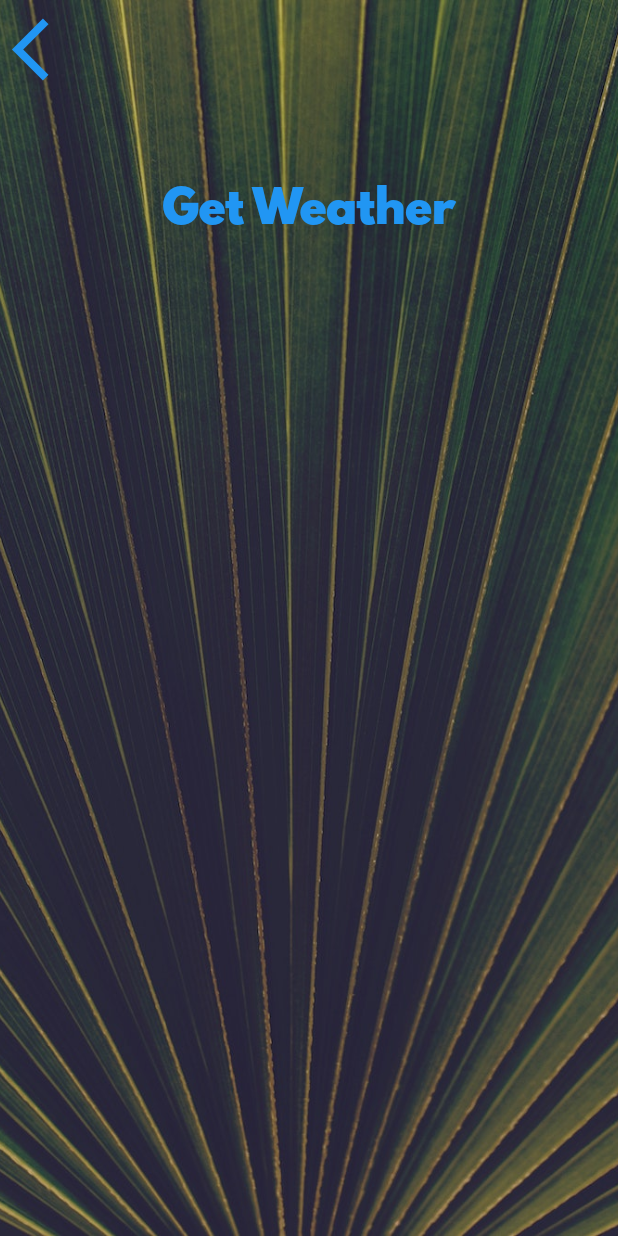
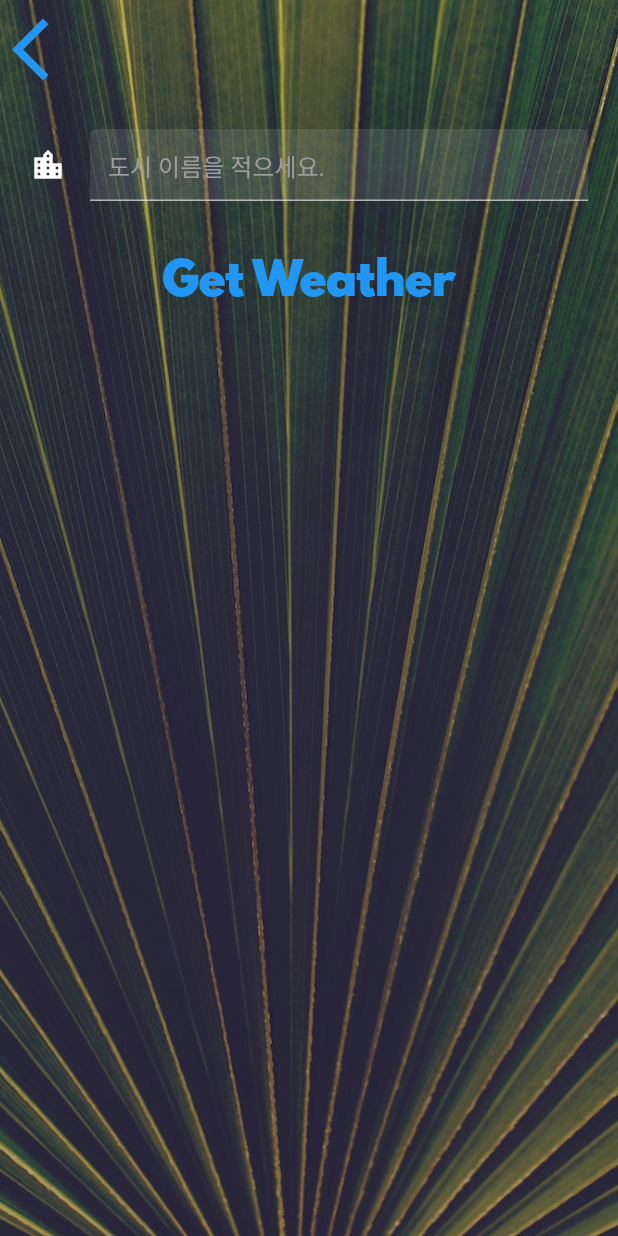
Before and after one commit to soongon/clima_flutter_stub, a Flutter app: the CityScreen screen opened directly, on a phone screen of 412 x 824 dp. Run offline on Flutter 3.47's test engine with Material 2 defaults, Android fonts, the phone set to English and light mode, and no system bars; our stand-ins replace flutter_spinkit, geolocator.

Commit message:
마지막 커밋

```diff
--- a/lib/screens/city_screen.dart
+++ b/lib/screens/city_screen.dart
@@ -9,6 +9,9 @@ class CityScreen extends StatefulWidget {
 }
 
 class _CityScreenState extends State<CityScreen> {
+
+  late String cityName;
+
   @override
   Widget build(BuildContext context) {
     return Scaffold(
@@ -27,7 +30,6 @@ class _CityScreenState extends State<CityScreen> {
                 alignment: Alignment.topLeft,
                 child: TextButton(
                   onPressed: () {
-                    Navigator.pop(context);
                   },
                   child: const Icon(
                     Icons.arrow_back_ios,
@@ -37,10 +39,27 @@ class _CityScreenState extends State<CityScreen> {
               ),
               Container(
                 padding: const EdgeInsets.all(20.0),
-                child: null,
+                child: TextField(
+                  onChanged: (value) {
+                    cityName = value;
+                  },
+                  decoration: InputDecoration(
+                    filled: true,
+                    hintText: '도시 이름을 적으세요.',
+                    hintStyle: TextStyle(
+                      color: Colors.grey,
+                    ),
+                    icon: Icon(
+                      Icons.location_city,
+                      color: Colors.white,
+                    ),
+                  ),
+                ),
               ),
               TextButton(
-                onPressed: () {},
+                onPressed: () {
+                  Navigator.pop(context, cityName);
+                },
                 child: const Text(
                   'Get Weather',
                   style: kButtonTextStyle,
--- a/lib/services/weather.dart
+++ b/lib/services/weather.dart
@@ -2,6 +2,12 @@ import 'package:clima_flutter_stub/services/location.dart';
 import 'package:clima_flutter_stub/services/networking.dart';
 
 class WeatherModel {
+
+  Future<dynamic> getWeatherWithCityName({required String cityName}) async {
+    ApiHelper apiHelper = ApiHelper();
+    var weatherData = await apiHelper.getWeatherDataWithCityName(cityName: cityName);
+    return weatherData;
+  }
 
   Future<dynamic> getCurrentWeather() async {
     LocationHelper locationHelper = LocationHelper();
--- a/pubspec.yaml
+++ b/pubspec.yaml
@@ -13,6 +13,9 @@ dependencies:
     sdk: flutter
 
   cupertino_icons: ^1.0.2
+  geolocator: ^8.2.0
+  http: ^0.13.4
+  flutter_spinkit: ^5.1.0
 
 dev_dependencies:
   flutter_test:
```
Also changed, not shown: lib/screens/location_screen.dart (+11 -3 lines), lib/services/networking.dart (+19 -0 lines), pubspec.lock, 3 other files.
